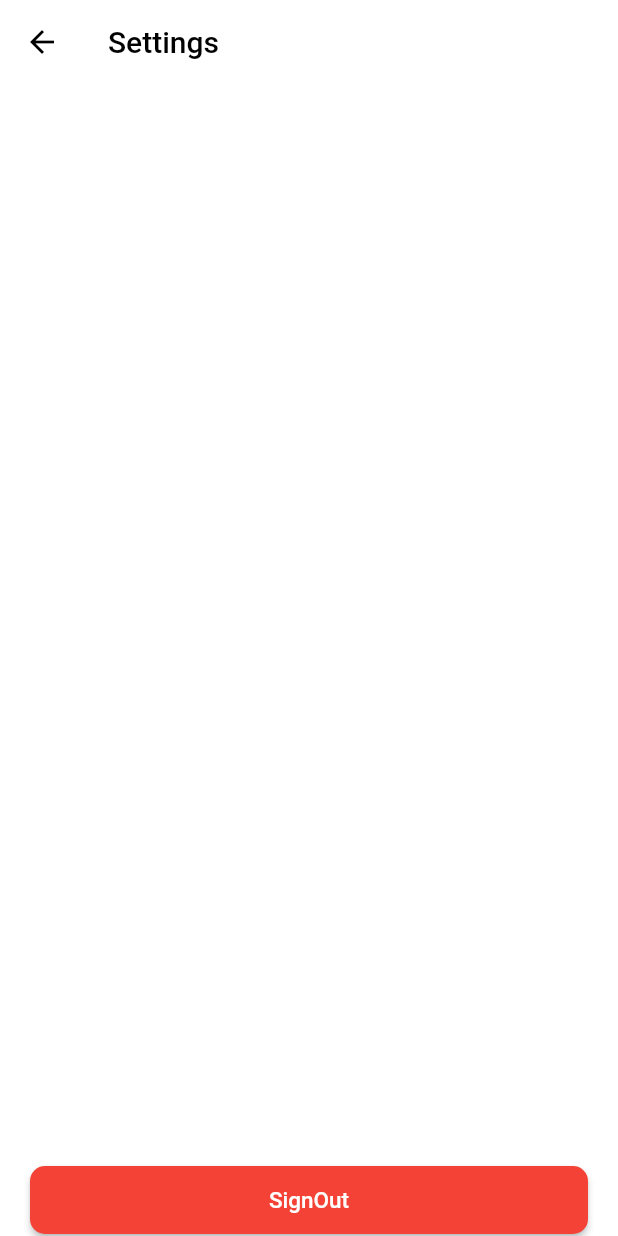
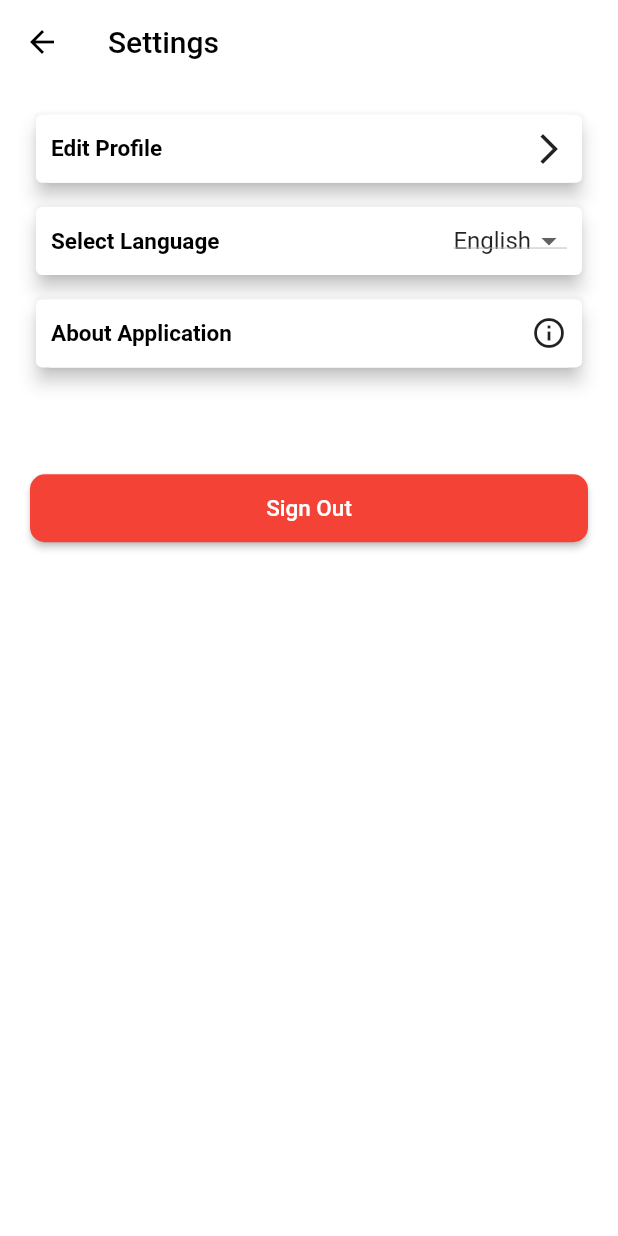
Before and after one commit to MajdAlfi/Final-Project, a Flutter app: the SettingScr screen opened directly, on a phone screen of 412 x 824 dp. Run offline on Flutter 3.47's test engine with Material 2 defaults, Android fonts, the phone set to English and light mode, and no system bars; our stand-ins replace cloud_firestore, firebase_auth, firebase_core, firebase_storage, fluttertoast, image_cropper and 5 more; missing offline and left inert: d_chart, dart:ffi; accounts and stored records are empty; network calls fail; statements that could not run were skipped.

Commit message:
edit profile+about the application

```diff
--- a/final_project/lib/Src/Screens/profileScr.dart
+++ b/final_project/lib/Src/Screens/profileScr.dart
@@ -352,7 +352,6 @@ class _ProfileScrState extends State<ProfileScr> {
                                         ),
                                       ),
                                     )),
-                          LanguageDropdown()
                         ],
                       ),
                     ),
--- a/final_project/lib/Src/Screens/settings.dart
+++ b/final_project/lib/Src/Screens/settings.dart
@@ -1,13 +1,25 @@
+import 'package:cloud_firestore/cloud_firestore.dart';
+import 'package:final_project/Src/Services/Auth/getCurrentUser.dart';
+import 'package:final_project/Src/Services/Others/greyColor.dart';
+import 'package:final_project/Src/Services/Others/languagesProvider.dart';
+import 'package:final_project/Src/Widgets/askLoginDialog.dart';
 import 'package:final_project/Src/Widgets/defaultElevatedButton.dart';
+import 'package:final_project/Src/Widgets/defaultTextField.dart';
 import 'package:flutter/material.dart';
 import 'package:flutter/src/widgets/framework.dart';
 import 'package:flutter/src/widgets/placeholder.dart';
 import 'package:provider/provider.dart';
 
+import '../Services/Others/Width&Height.dart';
 import '../Services/Others/dataprovider.dart';
+import '../Widgets/defaultDropDownButton.dart';
+import '../Widgets/defaultSettingsButton.dart';
 
 class SettingScr extends StatelessWidget {
-  const SettingScr({super.key});
+  SettingScr({super.key});
+  TextEditingController newName = TextEditingController();
+  TextEditingController description = TextEditingController();
+  TextEditingController setGoal = TextEditingController();
 
   @override
   Widget build(BuildContext context) {
@@ -17,20 +29,121 @@ class SettingScr extends StatelessWidget {
         foregroundColor: Colors.black,
         elevation: 0,
         backgroundColor: Colors.white,
-        title: Text("Settings"),
+        title: Text(Provider.of<languages>(context).tSettings()),
       ),
-      body: Column(
-        children: [
-          Spacer(),
-          Padding(
-            padding: const EdgeInsets.symmetric(horizontal: 20.0),
-            child: defaultElevatedButton(context, "SignOut",
-                bgColor: Colors.red, () {
-              Provider.of<dataprovider>(context, listen: false)
-                  .signOut(context);
-            }),
-          )
-        ],
+      body: Padding(
+        padding: const EdgeInsets.symmetric(horizontal: 20.0),
+        child: Column(
+          children: [
+            SizedBox(
+              height: heightScr(context) * 0.02,
+            ),
+            GestureDetector(
+                onTap: () {
+                  anonymousCheck()
+                      ? askLoginDialog(
+                          context,
+                          Provider.of<languages>(context, listen: false)
+                              .tLoginToUseFeature())
+                      : showModalBottomSheet(
+                          isScrollControlled: true,
+                          shape: RoundedRectangleBorder(
+                              borderRadius: BorderRadius.vertical(
+                                  top: Radius.circular(20))),
+                          context: context,
+                          builder: (context) {
+                            return Container(
+                              height: heightScr(context) * 0.7,
+                              padding: EdgeInsets.symmetric(horizontal: 30),
+                              child: SingleChildScrollView(
+                                child: Column(
+                                  children: [
+                                    SizedBox(
+                                      height: heightScr(context) * 0.02,
+                                    ),
+                                    Text(
+                                      Provider.of<languages>(context)
+                                          .tEditYourData(),
+                                      style: TextStyle(
+                                          fontSize: 20,
+                                          fontWeight: FontWeight.w500),
+                                    ),
+                                    SizedBox(
+                                      height: heightScr(context) * 0.02,
+                                    ),
+                                    DefaultTextField(
+                                      Provider.of<languages>(context)
+                                          .tNewName(),
+                                      Icons.person_outline,
+                                      textController: newName,
+                                    ),
+                                    SizedBox(
+                                      height: heightScr(context) * 0.01,
+                                    ),
+                                    DefaultTextField(
+                                      Provider.of<languages>(context)
+                                          .tWriteDescription(),
+                                      Icons.description,
+                                      textController: description,
+                                    ),
+                                    SizedBox(
+                                      height: heightScr(context) * 0.01,
+                                    ),
+                                    DefaultTextField(
+                                      Provider.of<languages>(context)
+                                          .tSetGoal(),
+                                      Icons.grade_outlined,
+                                      textController: setGoal,
+                                    ),
+                                    SizedBox(
+                                      height: heightScr(context) * 0.08,
+                                    ),
+                                    defaultElevatedButton(context,
+                                        Provider.of<languages>(context).tEdit(),
+                                        () {
+                                      Provider.of<dataprovider>(context,
+                                              listen: false)
+                                          .editUser(newName, setGoal,
+                                              description, context);
+                                    })
+                                  ],
+                                ),
+                              ),
+                            );
+                          });
+                },
+                child: SettingsButton(
+                    Provider.of<languages>(context).tEditProfile(),
+                    Icon(Icons.arrow_forward_ios))),
+            SizedBox(
+              height: heightScr(context) * 0.01,
+            ),
+            SettingsButton(Provider.of<languages>(context).tSelectLanguage(),
+                LanguageDropdown()),
+            SizedBox(
+              height: heightScr(context) * 0.01,
+            ),
+            SettingsButton(Provider.of<languages>(context).tAbout(),
+                Icon(Icons.info_outline)),
+            SizedBox(
+              height: heightScr(context) * 0.08,
+            ),
+            anonymousCheck()
+                ? defaultElevatedButton(
+                    context, Provider.of<languages>(context).tLogin(), () {
+                    askLoginDialog(
+                        context,
+                        Provider.of<languages>(context, listen: false)
+                            .tAskLogin());
+                  })
+                : defaultElevatedButton(
+                    context, Provider.of<languages>(context).tSignOut(),
+                    bgColor: Colors.red, () {
+                    Provider.of<dataprovider>(context, listen: false)
+                        .signOut(context);
+                  })
+          ],
+        ),
       ),
     );
   }
--- a/final_project/lib/Src/Screens/supportedProjects.dart
+++ b/final_project/lib/Src/Screens/supportedProjects.dart
@@ -29,7 +29,7 @@ class SupportedProject extends StatelessWidget {
           elevation: 0,
           backgroundColor: Theme.of(context).scaffoldBackgroundColor,
           foregroundColor: Colors.black,
-          title: Text("Projects",
+          title: Text(Provider.of<languages>(context).tProjects(),
               style: TextStyle(
                 fontSize: 25,
                 fontWeight: FontWeight.w700,
@@ -42,7 +42,7 @@ class SupportedProject extends StatelessWidget {
                     height: heightScr(context) * 0.85,
                     child: Center(
                         child: Text(
-                      "You didnt support any projects",
+                      Provider.of<languages>(context).tYouDidntSupport(),
                       style: TextStyle(fontSize: 25, color: mainColor()),
                     )))
                 : FutureBuilder(
--- a/final_project/lib/Src/Services/Others/languagesProvider.dart
+++ b/final_project/lib/Src/Services/Others/languagesProvider.dart
@@ -480,4 +480,112 @@ class languages with ChangeNotifier {
     } else
       return "Are you sure you want to support the cause of this Project? Ps. you will gain 10 Points by Supporting Projects";
   }
+
+  String tSettings() {
+    if (selectedLanguage == "Arabic") {
+      return "إعدادات";
+    } else if (selectedLanguage == "Kurdish") {
+      return "ڕێکخستن";
+    } else
+      return "Settings";
+  }
+
+  String tEditProfile() {
+    if (selectedLanguage == "Arabic") {
+      return "تعديل الملف الشخصي";
+    } else if (selectedLanguage == "Kurdish") {
+      return "دەستکاریکردنی پرۆفایل";
+    } else
+      return "Edit Profile";
+  }
+
+  String tAbout() {
+    if (selectedLanguage == "Arabic") {
+      return "حول التطبيق";
+    } else if (selectedLanguage == "Kurdish") {
+      return "سەبارەت بە ئەپڵیکەیشنەکە";
+    } else
+      return "About Application";
+  }
+
+  String tSelectLanguage() {
+    if (selectedLanguage == "Arabic") {
+      return "اختار اللغة";
+    } else if (selectedLanguage == "Kurdish") {
+      return "زمان هەڵبژێرە";
+    } else
+      return "Select Language";
+  }
+
+  String tSignOut() {
+    if (selectedLanguage == "Arabic") {
+      return "خروج";
+    } else if (selectedLanguage == "Kurdish") {
+      return "دەرچوون";
+    } else
+      return "Sign Out";
+  }
+
+  String tEditYourData() {
+    if (selectedLanguage == "Arabic") {
+      return "قم بتعديل بياناتك";
+    } else if (selectedLanguage == "Kurdish") {
+      return "دەستکاری داتاکانی خۆت بکە";
+    } else
+      return "Edit Your Data";
+  }
+
+  String tNewName() {
+    if (selectedLanguage == "Arabic") {
+      return "اسم جديد";
+    } else if (selectedLanguage == "Kurdish") {
+      return "ناوی نوێ";
+    } else
+      return "New Name";
+  }
+
+  String tWriteDescription() {
+    if (selectedLanguage == "Arabic") {
+      return "اكتب الوصف";
+    } else if (selectedLanguage == "Kurdish") {
+      return "وەسف بنووسە";
+    } else
+      return "Write Description";
+  }
+
+  String tSetGoal() {
+    if (selectedLanguage == "Arabic") {
+      return "حدد الهدف";
+    } else if (selectedLanguage == "Kurdish") {
+      return "ئامانج دابنێ";
+    } else
+      return "Set Goal";
+  }
+
+  String tEdit() {
+    if (selectedLanguage == "Arabic") {
+      return "تعديل";
+    } else if (selectedLanguage == "Kurdish") {
+      return "دەستکاریکردن";
+    } else
+      return "Edit";
+  }
+
+  String tLoginToUseFeature() {
+    if (selectedLanguage == "Arabic") {
+      return "يجب عليك تسجيل الدخول أولاً لاستخدام هذه الميزة";
+    } else if (selectedLanguage == "Kurdish") {
+      return "بۆ بەکارهێنانی ئەم تایبەتمەندییە دەبێت سەرەتا بچیتە ژوورەوە";
+    } else
+      return "You have to login first to use this feature";
+  }
+
+  String tAskLogin() {
+    if (selectedLanguage == "Arabic") {
+      return "قم بتسجيل الدخول للوصول إلى الميزات والمحتوى المخصص";
+    } else if (selectedLanguage == "Kurdish") {
+      return "چوونەژوورەوە بۆ دەستگەیشتن بە تایبەتمەندی و ناوەڕۆکی کەسی";
+    } else
+      return "Sign in to access personalized features and content";
+  }
 }
--- a/final_project/lib/Src/Widgets/defaultDropDownButton.dart
+++ b/final_project/lib/Src/Widgets/defaultDropDownButton.dart
@@ -8,6 +8,7 @@ class LanguageDropdown extends StatelessWidget {
   @override
   Widget build(BuildContext context) {
     return DropdownButton<String>(
+      elevation: 10,
       value: Provider.of<languages>(context).selectedLanguage,
       onChanged: (newValue) {
         Provider.of<languages>(context, listen: false).changeLanguage(newValue);
--- /dev/null
+++ b/final_project/lib/Src/Widgets/defaultSettingsButton.dart
@@ -0,0 +1,43 @@
+import 'package:flutter/material.dart';
+
+import '../Services/Others/Width&Height.dart';
+import 'defaultDropDownButton.dart';
+
+class SettingsButton extends StatelessWidget {
+  SettingsButton(
+    this.label,
+    this.suffix, {
+    super.key,
+  });
+  Widget suffix;
+  String label;
+  @override
+  Widget build(BuildContext context) {
+    return Card(
+      elevation: 5,
+      child: Container(
+        padding: EdgeInsets.all(10),
+        width: double.infinity,
+        decoration: BoxDecoration(
+          borderRadius: BorderRadius.circular(10),
+          color: Colors.white,
+        ),
+        height: heightScr(context) * 0.055,
+        child: Row(
+          mainAxisAlignment: MainAxisAlignment.center,
+          children: [
+            Text(
+              label,
+              style: TextStyle(
+                  color: Colors.black,
+                  fontSize: 15,
+                  fontWeight: FontWeight.bold),
+            ),
+            Spacer(),
+            suffix,
+          ],
+        ),
+      ),
+    );
+  }
+}
--- a/final_project/lib/Src/Widgets/defaultTextField.dart
+++ b/final_project/lib/Src/Widgets/defaultTextField.dart
@@ -27,8 +27,9 @@ class DefaultTextField extends StatelessWidget {
         maxLines: (label == 'Overview') ? 5 : 1,
         controller: textController,
         obscureText: secure ?? false,
-        keyboardType:
-            (label == 'Goal') ? TextInputType.number : TextInputType.text,
+        keyboardType: (label == 'Goal' || label == "Set Goal")
+            ? TextInputType.number
+            : TextInputType.text,
         decoration: InputDecoration(
             suffixIcon: IconButton(
               onPressed: onSufIconTap,
```
Also changed, not shown: final_project/lib/Src/Services/Others/dataprovider.dart (+22 -0 lines).
